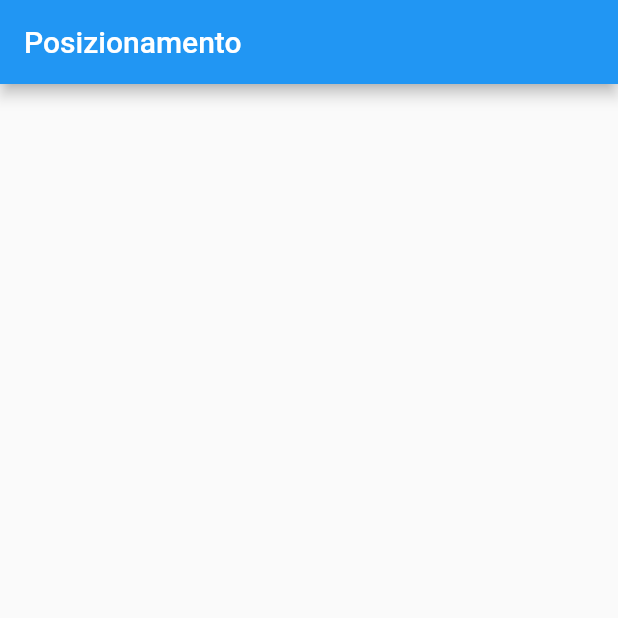
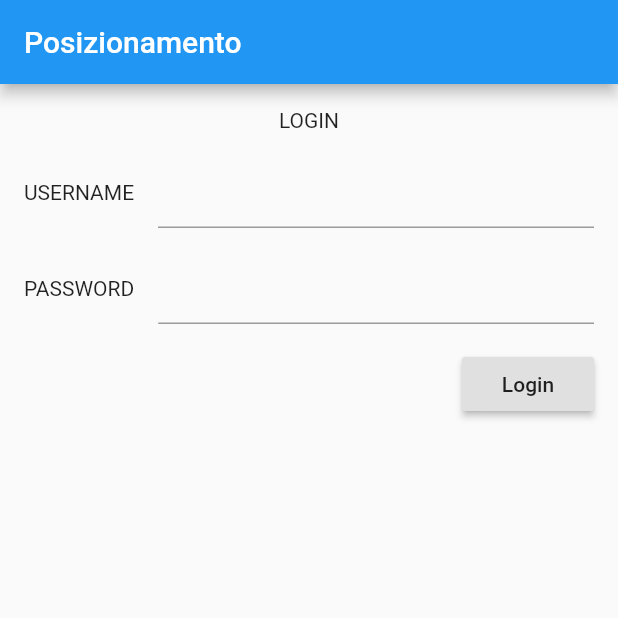
Before and after one commit to nio74/facmuso_prj, a Flutter app: the screen it shows after launch, on a phone screen of 412 x 824 dp, the top half of it. Run offline on Flutter 3.47's test engine with Material 2 defaults, Android fonts, the phone set to English and light mode, and no system bars.

Commit message:
work 24121834

```diff
--- a/lib/main.dart
+++ b/lib/main.dart
@@ -2,24 +2,54 @@ import 'package:flutter/material.dart';
 
 void main() => runApp(MyApp());
 
-
-class MyApp extends StatelessWidget{
+class MyApp extends StatelessWidget {
   @override
   Widget build(BuildContext context) {
     return MaterialApp(
-      title: "MaterialApp",
-      theme: ThemeData(primarySwatch: Colors.blue),
-      home: LoginPage()
+        title: "MaterialApp",
+        theme: ThemeData(primarySwatch: Colors.blue),
+        home: LoginPage());
+  }
+}
+
+class LoginPage extends StatelessWidget {
+  @override
+  Widget build(BuildContext context) {
+    return Scaffold(
+      appBar: AppBar(title: Text('Posizionamento')),
+      body: Container(
+          margin: EdgeInsets.only(bottom: 16.0),
+          padding: const EdgeInsets.all(16),
+          child: Column(children: <Widget>[
+            Container(
+                margin: EdgeInsets.only(bottom: 16.0), child: Text('LOGIN')),
+            Container(
+              margin: EdgeInsets.only(bottom: 16.0),
+              child: Row(children: <Widget>[
+                Container(
+                    margin: EdgeInsets.only(right: 16.0),
+                    child: Text('USERNAME')),
+                    Flexible(child: TextField())
+              ]),
+            ),
+            Container(
+              margin: EdgeInsets.only(bottom: 16.0),
+              child: Row(children: <Widget>[
+                Container(
+                    margin: EdgeInsets.only(right: 16.0),
+                    child: Text('PASSWORD')),
+                    Flexible(child: TextField(obscureText: true,))
+              ]),
+            ),
+            Row(
+              mainAxisAlignment: MainAxisAlignment.end ,
+              children: <Widget>[RaisedButton(
+                child: Text('Login'),
+                onPressed: () =>{},
+              )],
+            )
+          ])),
+
     );
   }
 }
-class LoginPage extends StatelessWidget{
-  @override
-  Widget build(BuildContext context) {
-    return Scaffold(
-      appBar: AppBar(title: Text('Posizionamento'))
-
-    );
-
-}
-}
```
